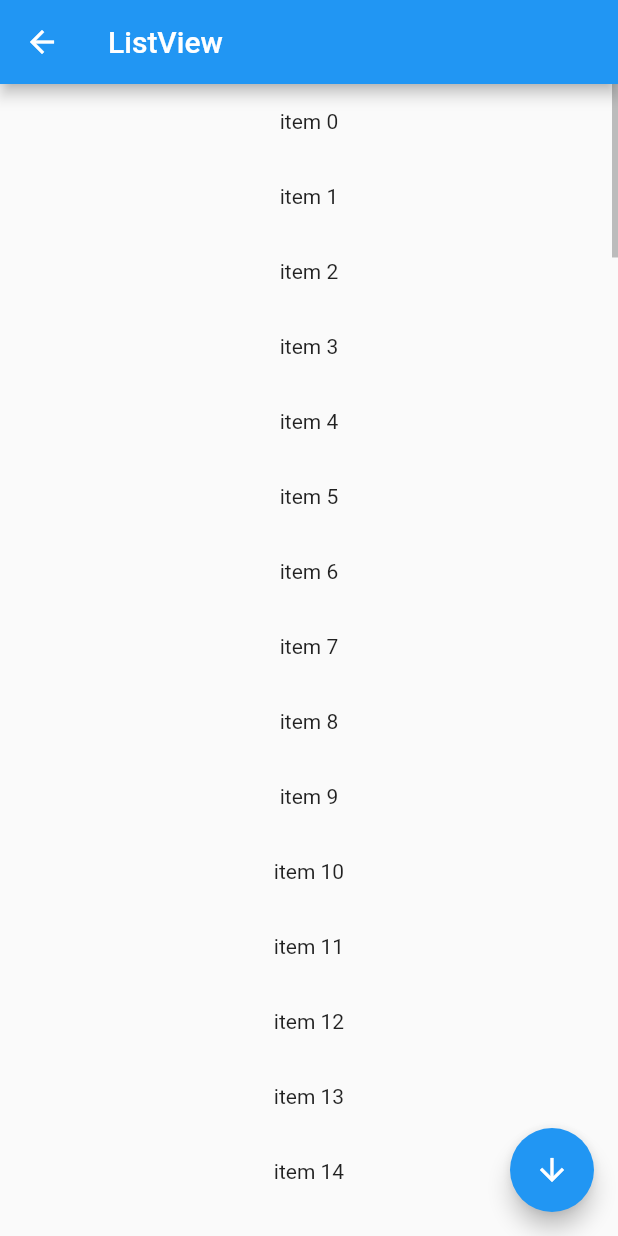
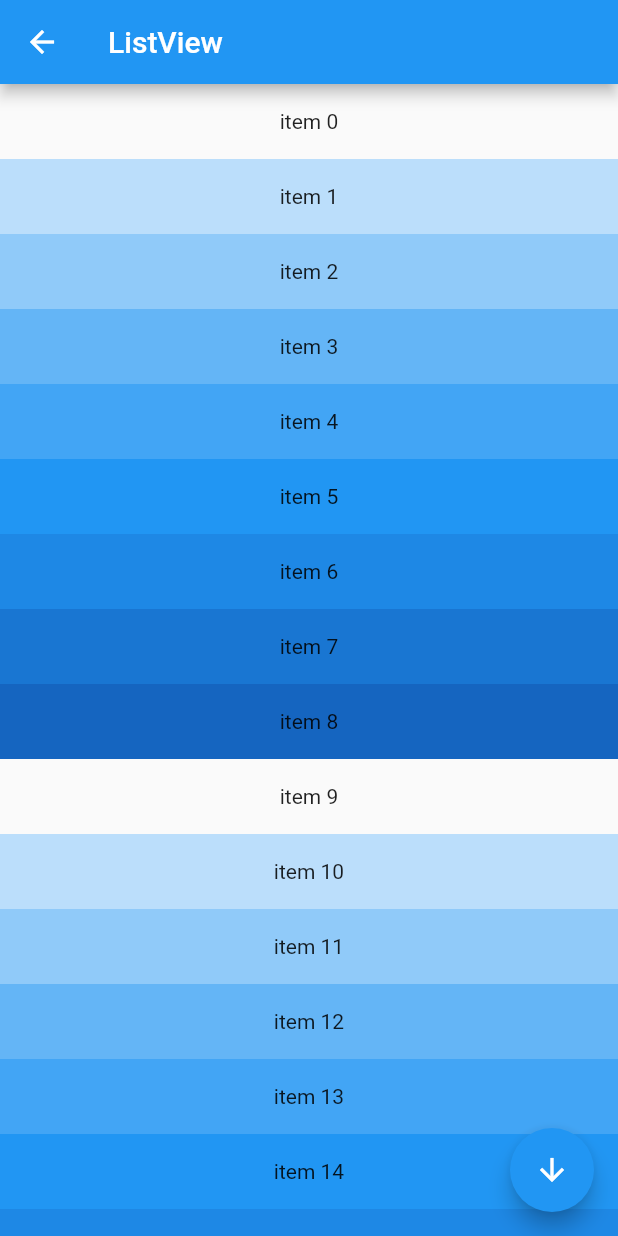
Before and after one commit to laihaojie/flutter_learn, a Flutter app: the LearnListView screen opened directly, on a phone screen of 412 x 824 dp. Run offline on Flutter 3.47's test engine with Material 2 defaults, Android fonts, the phone set to English and light mode, and no system bars; our stand-ins replace get, getwidget.

Commit message:
chore: update

```diff
--- a/lib/pages/learn_page/learn_widget/learn_list_view.dart
+++ b/lib/pages/learn_page/learn_widget/learn_list_view.dart
@@ -34,10 +34,105 @@ class LearnListView extends StatelessWidget {
         ),
       ),
 
-      // body: const ListVIewSeparated(),
-      // body: ListViewController(controller: _controller),
-      // body: ListViewScrollbar(controller: _controller),
-      body: RefreshIndicator(
+      // body: const ListVIewSeparated(), // 分割线
+      // body: ListViewController(controller: _controller), // 滚动监听
+      // body: ListViewScrollbar(controller: _controller), // 滚动条
+      // body: ListViewRefresh(_controller), // 下拉刷新
+      body: ListViewDismissible(controller: _controller), // 滑动删除
+    );
+  }
+}
+
+class ListViewDismissible extends StatelessWidget {
+  const ListViewDismissible({
+    Key? key,
+    required ScrollController controller,
+  })  : _controller = controller,
+        super(key: key);
+
+  final ScrollController _controller;
+
+  @override
+  Widget build(BuildContext context) {
+    return ListView.builder(
+      controller: _controller,
+      itemBuilder: (context, index) {
+        return Dismissible(
+          key: UniqueKey(),
+          onDismissed: (direction) {
+            // 删除后的回调
+            print(direction); // 滑动的方向
+          },
+          confirmDismiss: (direction) {
+            // 确认删除
+            return showDialog(
+              context: context,
+              builder: (context) {
+                return AlertDialog(
+                  title: const Text('提示'),
+                  content: const Text('确定删除吗？'),
+                  actions: <Widget>[
+                    ElevatedButton(
+                      onPressed: () {
+                        Navigator.of(context).pop(true);
+                      },
+                      child: const Text('确定'),
+                    ),
+                    ElevatedButton(
+                      onPressed: () {
+                        Navigator.of(context).pop(false);
+                      },
+                      child: const Text('取消'),
+                    ),
+                  ],
+                );
+              },
+            );
+          },
+          onResize: () {
+            // 删除后重绘的回调
+            print('onResize');
+          },
+          // 左边滑动的背景
+          background: Container(
+            color: Colors.green,
+            alignment: Alignment.centerLeft,
+            child: const Text('左边'),
+          ),
+          // 右边滑动的背景
+          secondaryBackground: Container(
+            color: Colors.red,
+            alignment: Alignment.centerRight,
+            child: const Text('右边'),
+          ),
+          direction: DismissDirection.endToStart, // 滑动的方向
+          dismissThresholds: const {
+            // 滑动的阈值
+            DismissDirection.endToStart: 0.5,
+            DismissDirection.startToEnd: 0.5,
+          },
+          resizeDuration: const Duration(milliseconds: 200), // 重绘的时间
+          movementDuration: const Duration(milliseconds: 200), // 滑动动画时间
+          child: Container(
+            color: Colors.blue[100 * (index % 9)],
+            height: 50,
+            alignment: Alignment.center,
+            child: Text('item $index'),
+          ),
+        );
+      },
+    );
+  }
+}
+
+class ListViewRefresh extends StatelessWidget {
+  const ListViewRefresh(this._controller, {Key? key}) : super(key: key);
+
+  final ScrollController _controller;
+
+  @override
+  Widget build(BuildContext context) {
+    return RefreshIndicator(
       onRefresh: () async {
         await Future.delayed(const Duration(seconds: 1));
         print('刷新');
@@ -53,7 +148,6 @@ class LearnListView extends StatelessWidget {
           return false; // true:阻止冒泡，false:继续冒泡
         },
         child: ListViewScrollbar(controller: _controller),
-        ),
       ),
     );
   }
```
Lines whose indentation alone changed are shown as unchanged.
